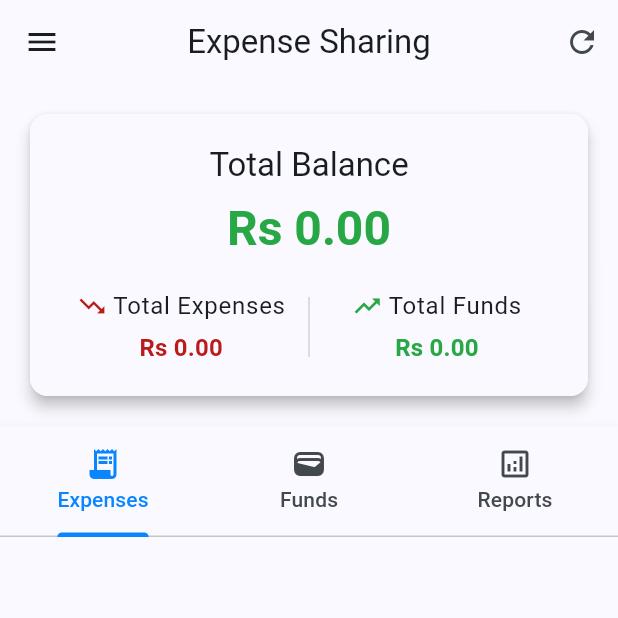
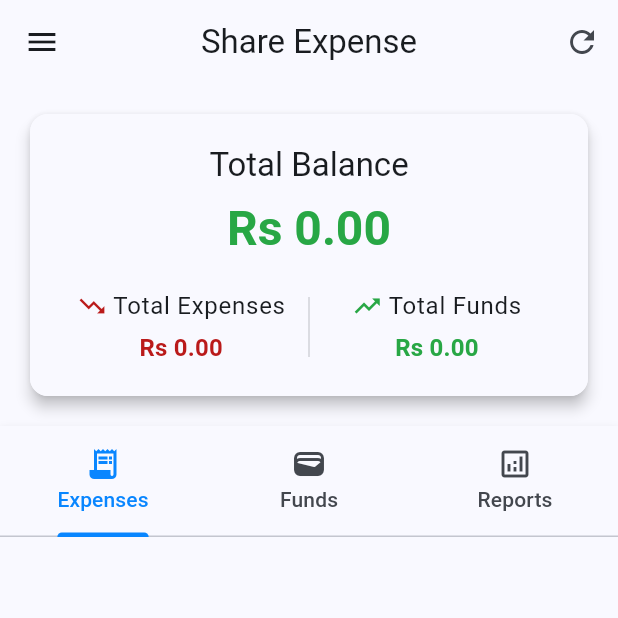
Before and after one commit to aakashsahh/Share-Expense, a Flutter app: the screen it shows after launch, on a phone screen of 412 x 824 dp, the top half of it. Run offline on Flutter 3.47's test engine with Material 3 defaults, Android fonts, the phone set to English and light mode, and no system bars; our stand-ins replace equatable, fl_chart, flutter_bloc, flutter_slidable, get_it, shared_preferences and 1 more; accounts and stored records are empty.

Commit message:
modified title of the app

```diff
--- a/lib/presentation/pages/dashboard/dashboard_page.dart
+++ b/lib/presentation/pages/dashboard/dashboard_page.dart
@@ -49,7 +49,7 @@ class _DashboardPageState extends State<DashboardPage>
   Widget build(BuildContext context) {
     return Scaffold(
       appBar: AppBar(
-        title: const Text('Expense Sharing'),
+        title: const Text('Share Expense'),
         centerTitle: true,
         actions: [
           IconButton(
```
